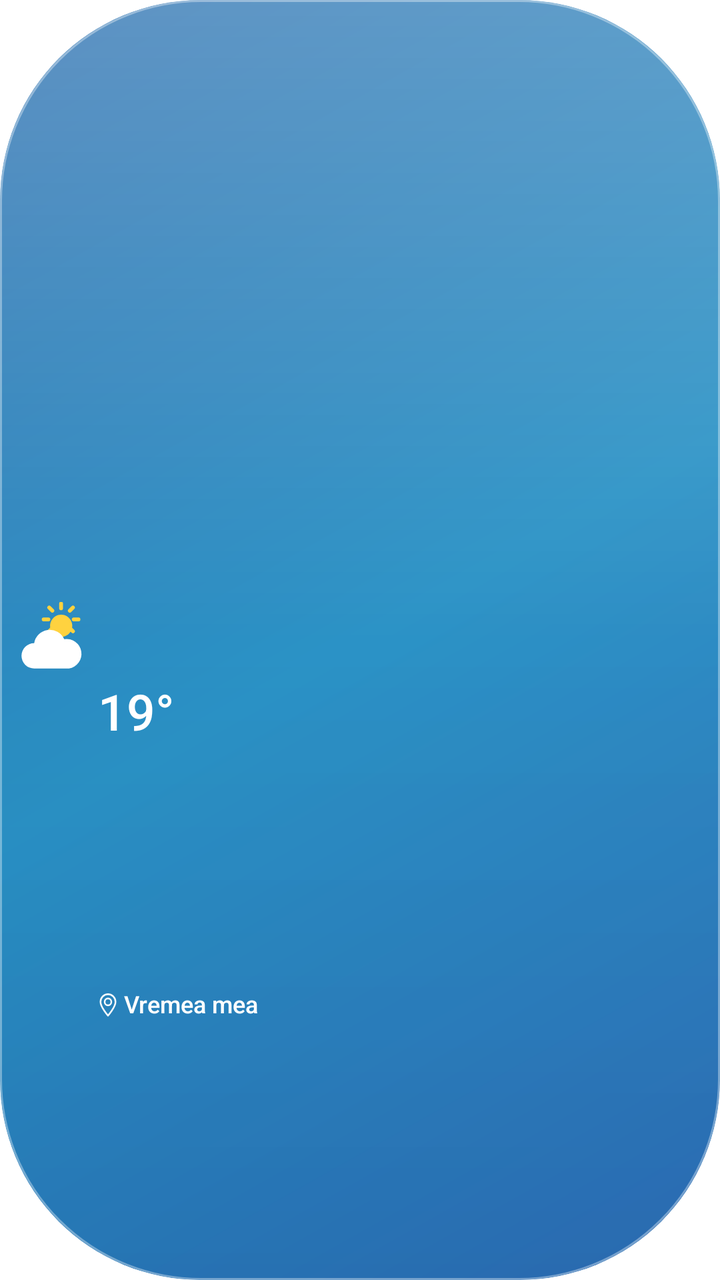
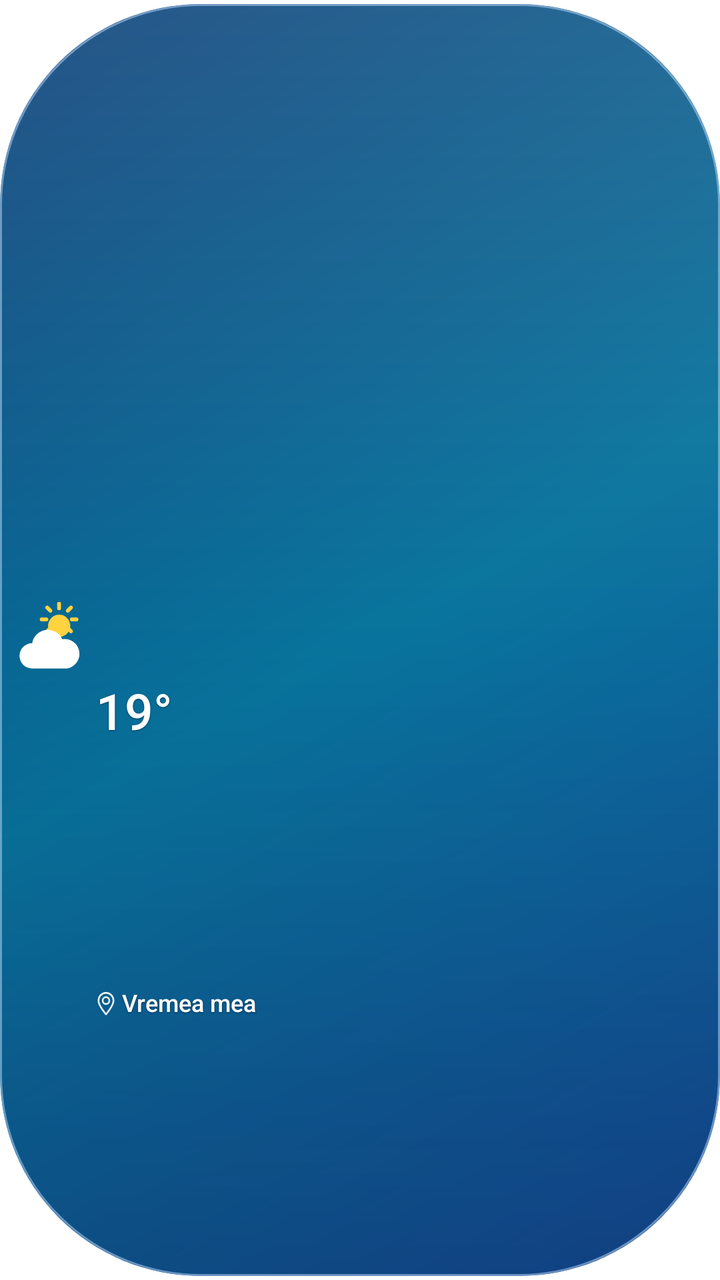

Compare the two renders of this Android layout. The source of the first and the diff that turns it into the second are given below.
<!-- AndroidManifest.xml: application theme android:Theme.Translucent.NoTitleBar -->
<!-- res/layout/widget_capsule_short.xml -->
<?xml version="1.0" encoding="utf-8"?>
<LinearLayout xmlns:android="http://schemas.android.com/apk/res/android"
    android:id="@+id/capsule_root"
    android:layout_width="match_parent" android:layout_height="match_parent"
    android:background="@drawable/widget_capsule_day" android:clipToOutline="true"
    android:orientation="horizontal" android:baselineAligned="false"
    android:gravity="center_vertical" android:padding="6dp">
    <ImageView android:id="@+id/capsule_icon"
        android:layout_width="38dp" android:layout_height="match_parent"
        android:layout_marginEnd="5dp" android:scaleType="fitCenter"
        android:src="@drawable/ic_w_partial" android:importantForAccessibility="no" />
    <LinearLayout android:layout_width="0dp" android:layout_height="match_parent"
        android:layout_weight="1" android:orientation="vertical" android:gravity="center_vertical">
        <TextView android:id="@+id/capsule_temp"
            android:layout_width="match_parent" android:layout_height="0dp" android:layout_weight="1.6"
            android:gravity="bottom" android:includeFontPadding="false" android:maxLines="1"
            android:fontFamily="sans-serif-medium" android:text="19°" android:textColor="#FFFFFFFF"
            android:textSize="25sp" android:autoSizeTextType="uniform"
            android:autoSizeMinTextSize="6sp" android:autoSizeMaxTextSize="25sp"
            android:autoSizeStepGranularity="1sp" />
        <TextView android:id="@+id/capsule_oras"
            android:layout_width="match_parent" android:layout_height="0dp" android:layout_weight="1.15"
            android:gravity="center_vertical" android:includeFontPadding="false"
            android:drawableStart="@drawable/ic_capsule_location" android:drawablePadding="3dp"
            android:fontFamily="sans-serif-medium" android:text="@string/widget_preview_city"
            android:maxLines="1" android:ellipsize="end" android:textColor="#FFFFFFFF"
            android:textSize="12sp" android:autoSizeTextType="uniform"
            android:autoSizeMinTextSize="4sp" android:autoSizeMaxTextSize="12sp"
            android:autoSizeStepGranularity="1sp" />
        <TextView android:id="@+id/capsule_maxmin"
            android:layout_width="match_parent" android:layout_height="0dp" android:layout_weight="0.8"
            android:gravity="top" android:includeFontPadding="false" android:maxLines="1"
            android:fontFamily="sans-serif" android:text="@string/widget_capsule_preview_range"
            android:textSize="10sp" android:textColor="#E8FFFFFF" android:ellipsize="end"
            android:autoSizeTextType="uniform" android:autoSizeMinTextSize="6sp"
            android:autoSizeMaxTextSize="10sp" android:autoSizeStepGranularity="1sp"
            android:visibility="gone" />
    </LinearLayout>
</LinearLayout>
<!-- resources referenced by this layout -->
<resources>
  <!-- drawable ic_capsule_location (drawable) -->
  <vector xmlns:android="http://schemas.android.com/apk/res/android"
      android:width="10dp" android:height="12dp" android:viewportWidth="24" android:viewportHeight="28">
      <path android:fillColor="#00000000" android:strokeColor="#F5FFFFFF" android:strokeWidth="2"
          android:strokeLineCap="round" android:strokeLineJoin="round"
          android:pathData="M12,26C12,26 3,16 3,10A9,9 0,0 1,21,10C21,16 12,26 12,26ZM12,6A4,4 0,1 0,12,14A4,4 0,1 0,12,6" />
  </vector>
  <!-- drawable ic_w_partial (drawable) -->
  <vector xmlns:android="http://schemas.android.com/apk/res/android"
      android:width="48dp" android:height="48dp" android:viewportWidth="48" android:viewportHeight="48">
      <path android:fillColor="#FFD23F" android:pathData="M31,8a7,7 0 1,0 0.1,0z"/>
      <path android:strokeColor="#FFD23F" android:strokeWidth="2.4" android:strokeLineCap="round"
          android:pathData="M31,1v3 M31,19v3 M20,11h3 M39,11h3 M23.5,3.5l2,2 M36.5,16.5l2,2 M38.5,3.5l-2,2 M25.5,16.5l-2,2"/>
      <path android:fillColor="#FFFFFF"
          android:pathData="M14,42a8,8 0 0,1 0,-16 10,10 0 0,1 19,-2.5 8,8 0 0,1 3,18.5z"/>
  </vector>
  <!-- drawable widget_capsule_day (drawable) -->
  <?xml version="1.0" encoding="utf-8"?>
  <layer-list xmlns:android="http://schemas.android.com/apk/res/android">
      <item><shape><corners android:radius="100dp" /><gradient android:angle="315"
          android:startColor="#2369AC" android:centerColor="#248FC4" android:endColor="#2D6FBA" /></shape></item>
      <item><shape><corners android:radius="100dp" /><gradient android:angle="270"
          android:startColor="#45FFFFFF" android:centerColor="#08FFFFFF" android:endColor="#14001134" /></shape></item>
      <item><shape><corners android:radius="100dp" /><stroke android:width="1dp" android:color="#5CFFFFFF" /></shape></item>
  </layer-list>
  <string name="widget_capsule_preview_range">Max 24° · Min 16°</string>
  <string name="widget_preview_city">Vremea mea</string>
</resources>

<!-- the commit's change to res/layout/widget_capsule_short.xml (unified diff, before → after) -->
@@ -1,39 +1,11 @@
-<?xml version="1.0" encoding="utf-8"?>
-<LinearLayout xmlns:android="http://schemas.android.com/apk/res/android"
-    android:id="@+id/capsule_root"
-    android:layout_width="match_parent" android:layout_height="match_parent"
-    android:background="@drawable/widget_capsule_day" android:clipToOutline="true"
-    android:orientation="horizontal" android:baselineAligned="false"
-    android:gravity="center_vertical" android:padding="6dp">
-    <ImageView android:id="@+id/capsule_icon"
-        android:layout_width="38dp" android:layout_height="match_parent"
-        android:layout_marginEnd="5dp" android:scaleType="fitCenter"
-        android:src="@drawable/ic_w_partial" android:importantForAccessibility="no" />
-    <LinearLayout android:layout_width="0dp" android:layout_height="match_parent"
-        android:layout_weight="1" android:orientation="vertical" android:gravity="center_vertical">
-        <TextView android:id="@+id/capsule_temp"
-            android:layout_width="match_parent" android:layout_height="0dp" android:layout_weight="1.6"
-            android:gravity="bottom" android:includeFontPadding="false" android:maxLines="1"
-            android:fontFamily="sans-serif-medium" android:text="19°" android:textColor="#FFFFFFFF"
-            android:textSize="25sp" android:autoSizeTextType="uniform"
-            android:autoSizeMinTextSize="6sp" android:autoSizeMaxTextSize="25sp"
-            android:autoSizeStepGranularity="1sp" />
-        <TextView android:id="@+id/capsule_oras"
-            android:layout_width="match_parent" android:layout_height="0dp" android:layout_weight="1.15"
-            android:gravity="center_vertical" android:includeFontPadding="false"
-            android:drawableStart="@drawable/ic_capsule_location" android:drawablePadding="3dp"
-            android:fontFamily="sans-serif-medium" android:text="@string/widget_preview_city"
-            android:maxLines="1" android:ellipsize="end" android:textColor="#FFFFFFFF"
-            android:textSize="12sp" android:autoSizeTextType="uniform"
-            android:autoSizeMinTextSize="4sp" android:autoSizeMaxTextSize="12sp"
-            android:autoSizeStepGranularity="1sp" />
-        <TextView android:id="@+id/capsule_maxmin"
-            android:layout_width="match_parent" android:layout_height="0dp" android:layout_weight="0.8"
-            android:gravity="top" android:includeFontPadding="false" android:maxLines="1"
-            android:fontFamily="sans-serif" android:text="@string/widget_capsule_preview_range"
-            android:textSize="10sp" android:textColor="#E8FFFFFF" android:ellipsize="end"
-            android:autoSizeTextType="uniform" android:autoSizeMinTextSize="6sp"
-            android:autoSizeMaxTextSize="10sp" android:autoSizeStepGranularity="1sp"
-            android:visibility="gone" />
+<?xml version='1.0' encoding='utf-8'?>
+<FrameLayout xmlns:android="http://schemas.android.com/apk/res/android" android:layout_width="match_parent" android:layout_height="match_parent">
+    <LinearLayout android:id="@+id/capsule_root" android:layout_width="match_parent" android:layout_height="match_parent" android:background="@drawable/widget_capsule_day" android:clipToOutline="true" android:orientation="horizontal" android:baselineAligned="false" android:gravity="center_vertical" android:padding="5dp" android:layout_marginTop="2dp" android:layout_marginBottom="2dp">
+        <ImageView android:id="@+id/capsule_icon" android:layout_width="38dp" android:layout_height="match_parent" android:layout_marginEnd="5dp" android:scaleType="fitCenter" android:src="@drawable/ic_w_partial" android:importantForAccessibility="no" />
+        <LinearLayout android:layout_width="0dp" android:layout_height="match_parent" android:layout_weight="1" android:orientation="vertical" android:gravity="center_vertical">
+            <TextView android:id="@+id/capsule_temp" android:layout_width="match_parent" android:layout_height="0dp" android:layout_weight="1.6" android:gravity="bottom" android:includeFontPadding="false" android:maxLines="1" android:fontFamily="sans-serif-medium" android:text="19°" android:textColor="#FFFFFFFF" android:textSize="25sp" android:autoSizeTextType="uniform" android:autoSizeMinTextSize="6sp" android:autoSizeMaxTextSize="25sp" android:autoSizeStepGranularity="1sp" android:shadowColor="#80010A22" android:shadowDy="1" android:shadowRadius="1.5" />
+            <TextView android:id="@+id/capsule_oras" android:layout_width="match_parent" android:layout_height="0dp" android:layout_weight="1.15" android:gravity="center_vertical" android:includeFontPadding="false" android:drawableStart="@drawable/ic_capsule_location" android:drawablePadding="3dp" android:fontFamily="sans-serif-medium" android:text="@string/widget_preview_city" android:maxLines="1" android:ellipsize="end" android:textColor="#FFFFFFFF" android:textSize="12sp" android:autoSizeTextType="uniform" android:autoSizeMinTextSize="4sp" android:autoSizeMaxTextSize="12sp" android:autoSizeStepGranularity="1sp" android:shadowColor="#80010A22" android:shadowDy="1" android:shadowRadius="1.5" />
+            <TextView android:id="@+id/capsule_maxmin" android:layout_width="match_parent" android:layout_height="0dp" android:layout_weight="0.8" android:gravity="top" android:includeFontPadding="false" android:maxLines="1" android:fontFamily="sans-serif" android:text="@string/widget_capsule_preview_range" android:textSize="10sp" android:textColor="#FFFFFFFF" android:ellipsize="end" android:autoSizeTextType="uniform" android:autoSizeMinTextSize="6sp" android:autoSizeMaxTextSize="10sp" android:autoSizeStepGranularity="1sp" android:visibility="gone" android:shadowColor="#80010A22" android:shadowDy="1" android:shadowRadius="1.5" />
+        </LinearLayout>
     </LinearLayout>
-</LinearLayout>
+</FrameLayout>
<!-- resource entries referenced after the edit -->
@@ -17,13 +17,26 @@
           android:pathData="M14,42a8,8 0 0,1 0,-16 10,10 0 0,1 19,-2.5 8,8 0 0,1 3,18.5z"/>
   </vector>
   <!-- drawable widget_capsule_day (drawable) -->
-  <?xml version="1.0" encoding="utf-8"?>
+  <?xml version='1.0' encoding='utf-8'?>
   <layer-list xmlns:android="http://schemas.android.com/apk/res/android">
-      <item><shape><corners android:radius="100dp" /><gradient android:angle="315"
-          android:startColor="#2369AC" android:centerColor="#248FC4" android:endColor="#2D6FBA" /></shape></item>
-      <item><shape><corners android:radius="100dp" /><gradient android:angle="270"
-          android:startColor="#45FFFFFF" android:centerColor="#08FFFFFF" android:endColor="#14001134" /></shape></item>
-      <item><shape><corners android:radius="100dp" /><stroke android:width="1dp" android:color="#5CFFFFFF" /></shape></item>
+      <item>
+          <shape>
+              <corners android:radius="100dp" />
+              <gradient android:angle="315" android:startColor="#073C76" android:centerColor="#08749D" android:endColor="#164C9A" />
+          </shape>
+      </item>
+      <item>
+          <shape>
+              <corners android:radius="100dp" />
+              <gradient android:angle="270" android:startColor="#1FFFFFFF" android:centerColor="#00FFFFFF" android:endColor="#35000925" />
+          </shape>
+      </item>
+      <item>
+          <shape>
+              <corners android:radius="100dp" />
+              <stroke android:width="1dp" android:color="#80C1DDFF" />
+          </shape>
+      </item>
   </layer-list>
   <string name="widget_capsule_preview_range">Max 24° · Min 16°</string>
   <string name="widget_preview_city">Vremea mea</string>
